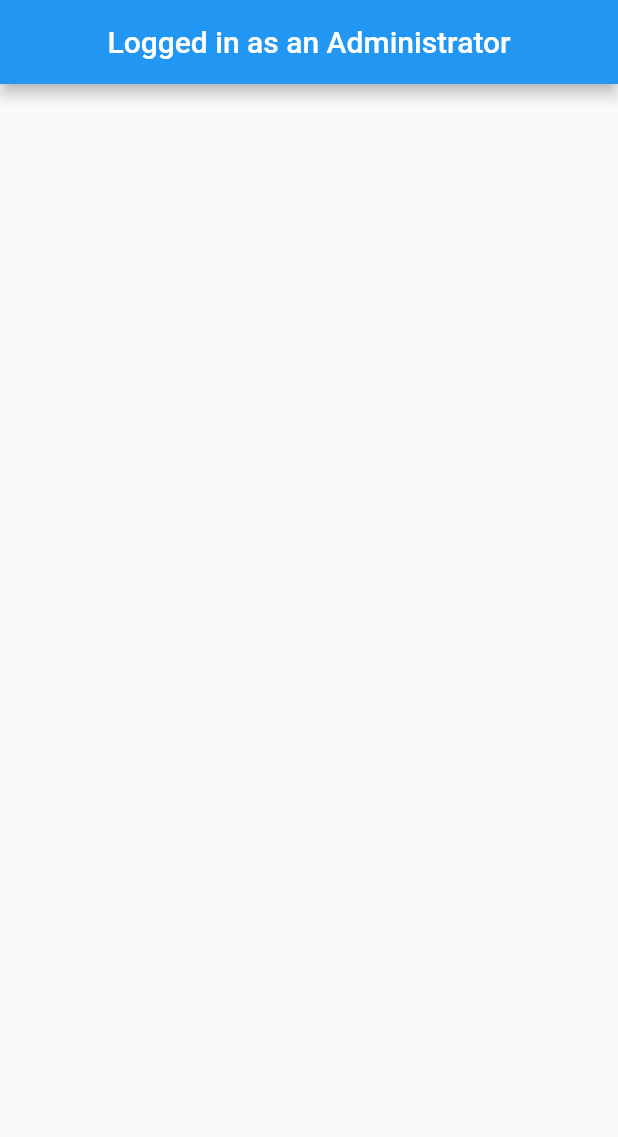
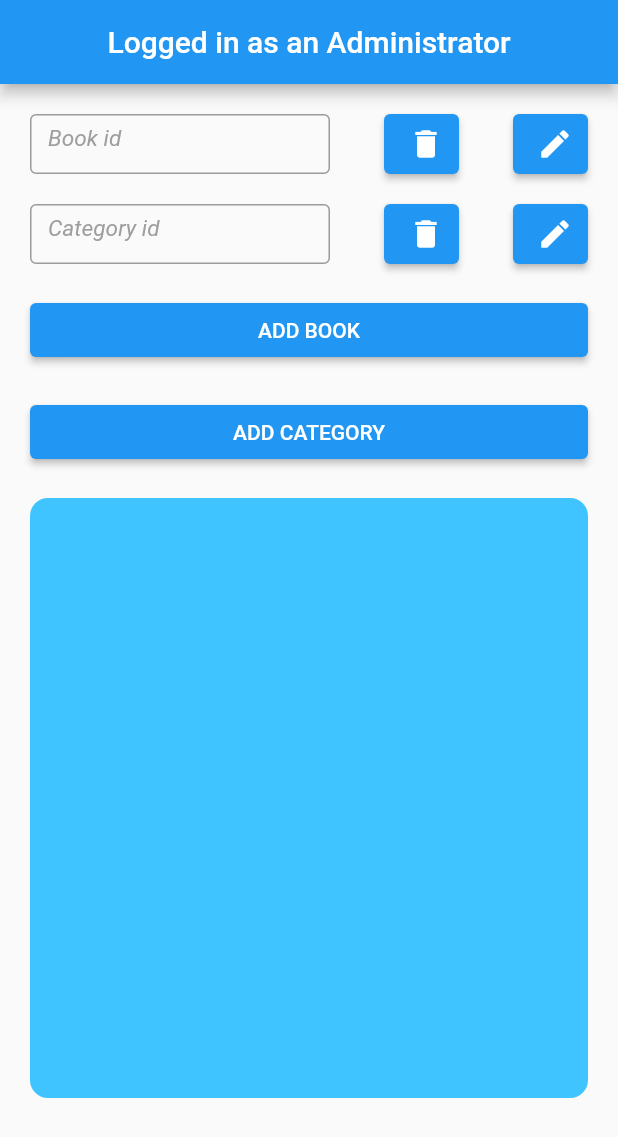
Before and after one commit to TheWisePigeon/library_69_client, a Flutter app: the screen it shows after launch, after a tap on "ADMIN", on a phone screen of 412 x 824 dp. Shown: the top 1137 px of the screen. Run offline on Flutter 3.47's test engine with Material 2 defaults, Android fonts, the phone set to English and light mode, and no system bars; our stand-ins replace getwidget.

Commit message:
random commit

```diff
--- a/lib/models/categories.dart
+++ b/lib/models/categories.dart
@@ -51,4 +51,20 @@ class Category{
     }
     return result;
   }
+
+  static Future deleteCategory(String id) async{
+    List<Widget> result = [];
+    http.Response response = await http.delete(Uri.parse(kBaseUrl+'categories/$id'));
+    var data = jsonDecode(response.body.toString())["deleted book"];
+    result.add(
+      CategoryTile(
+        data["label"],
+        data["id"].toString()
+      )
+    );
+    result.add(
+        Text('Item deleted')
+    );
+    return result;
+  }
 }
--- a/lib/screens/admin_screen.dart
+++ b/lib/screens/admin_screen.dart
@@ -1,18 +1,156 @@
+import 'package:flutter/cupertino.dart';
 import 'package:flutter/material.dart';
+import 'package:library_69_client/models/books.dart';
+import 'package:library_69_client/models/categories.dart';
 
-class AdminScreen extends StatelessWidget {
+class AdminScreen extends StatefulWidget {
   const AdminScreen({Key? key}) : super(key: key);
 
+  @override
+  State<AdminScreen> createState() => _AdminScreenState();
+}
+
+class _AdminScreenState extends State<AdminScreen> {
+  List<Widget> result = [];
+  String bookId='';
+  String categoryId='';
   @override
   Widget build(BuildContext context) {
     return MaterialApp(
       home: Scaffold(
+        resizeToAvoidBottomInset: false,
         appBar: AppBar(
           centerTitle: true,
           title: Text('Logged in as an Administrator'),
         ),
+        body: Padding(
+          padding: EdgeInsets.all(20.0),
+          child: Column(
+            mainAxisAlignment: MainAxisAlignment.start,
+            crossAxisAlignment: CrossAxisAlignment.stretch,
+            children: [
+              Row(
+                mainAxisAlignment: MainAxisAlignment.spaceBetween,
+                children: [
+                  Container(
+                    height: 40,
+                    width: 200,
+                    child: TextFormField(
+                      onChanged: (value){
+                        bookId=value;
+                      },
+                      decoration: InputDecoration(
+                        border: OutlineInputBorder(),
+                        hintText: 'Book id',
+                        hintStyle: TextStyle(
+                          fontStyle: FontStyle.italic,
+                          fontSize: 15,
+                          color: Colors.grey,
+                        ),
+                      ),
+                    ),
+                  ),
+                  Container(
+                    height: 40,
+                    width: 50,
+                    child: ElevatedButton(
+                      child: Icon(Icons.delete),
+                      onPressed: () async {
+                        var response = await Book.deleteBook(bookId);
+                        print(response);
+                        setState(() {
+                          result = response;
+                        });
+                      },
+                    ),
+                  ),
+                  Container(
+                    height: 40,
+                    width: 50,
+                    child: ElevatedButton(
+                      child: Icon(Icons.edit),
+                      onPressed: () async {},
+                    ),
+                  ),
+                ],
+              ),
+              SizedBox(
+                height: 20.0,
+              ),
+              Row(
+                mainAxisAlignment: MainAxisAlignment.spaceBetween,
+                children: [
+                  Container(
+                    height: 40,
+                    width: 200,
+                    child: TextFormField(
+                      onChanged: (value){
+                        categoryId=value;
+                      },
+                      decoration: InputDecoration(
+                        border: OutlineInputBorder(),
+                        hintText: 'Category id',
+                        hintStyle: TextStyle(
+                          fontStyle: FontStyle.italic,
+                          fontSize: 15,
+                          color: Colors.grey,
+                        ),
+                      ),
+                    ),
+                  ),
+                  Container(
+                    height: 40,
+                    width: 50,
+                    child: ElevatedButton(
+                      child: Icon(Icons.delete),
+                      onPressed: () async {
+                        var response = await Category.deleteCategory(categoryId);
+                        print(response);
+                        setState(() {
+                          result = response;
+                        });
+                      },
+                    ),
+                  ),
+                  Container(
+                    height: 40,
+                    width: 50,
+                    child: ElevatedButton(
+                      child: Icon(Icons.edit),
+                      onPressed: () async {},
+                    ),
+                  ),
+                ],
+              ),
+              SizedBox(height: 20.0,),
+              ElevatedButton(
+                child: Text('ADD BOOK'),
+                onPressed: () async{
+
+                },
+              ),
+              SizedBox(height: 20.0,),
+              ElevatedButton(
+                child: Text('ADD CATEGORY'),
+                onPressed: () async{
+
+                },
+              ),
+              Container(
+                margin: EdgeInsets.only(top: 20),
+                height: 400,
+                decoration: BoxDecoration(
+                    color: Colors.lightBlueAccent,
+                    borderRadius: BorderRadius.all(Radius.circular(12.0))),
+                child: ListView(
+                  shrinkWrap: true,
+                  children: result,
+                ),
+              )
+            ],
+          ),
+        ),
       ),
-      );
-
+    );
   }
 }
```
Also changed, not shown: lib/models/books.dart (+19 -0 lines).
